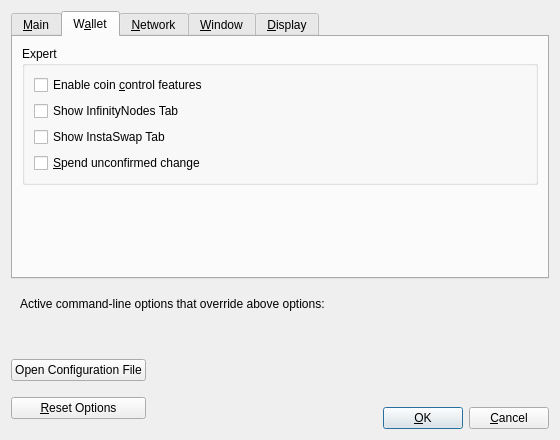
Old version of the form src/qt/forms/optionsdialog.ui in the repository hardwarewise/SIN-core.
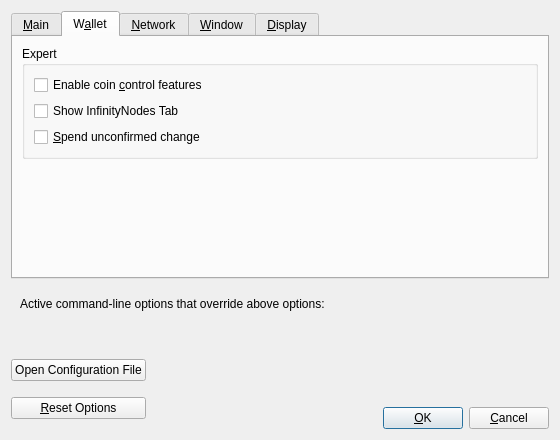
New version of the form. Custom widgets are drawn as their Qt base class.

```diff
--- a/src/qt/forms/optionsdialog.ui
+++ b/src/qt/forms/optionsdialog.ui
@@ -226,13 +226,6 @@
             </property>
            </widget>
           </item>
-          <item>
-           <widget class="QCheckBox" name="showInstaSwapTab">
-            <property name="text">
-             <string>Show InstaSwap Tab</string>
-            </property>
-           </widget>
-          </item>
           <item>
            <widget class="QCheckBox" name="spendZeroConfChange">
             <property name="toolTip">
```
